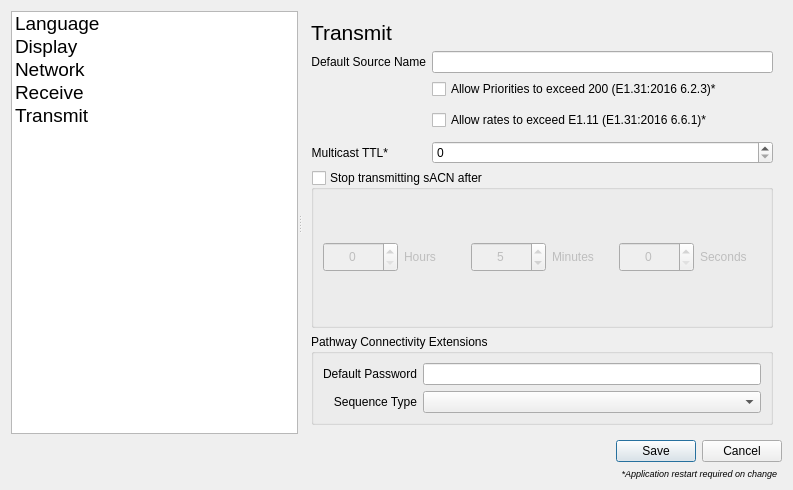
Above: ui/preferencesdialog.ui from docsteer/sacnview before the change. Below: the same form after it.
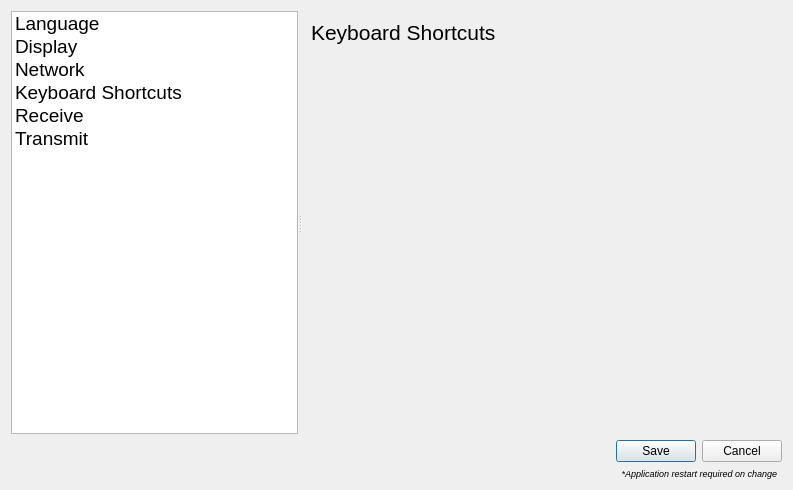
That is the form after the change. The open tabs and pages were chosen to show the change. Icons and pictures are not drawn.

Commit message:
Add configuration for keyboard shortcuts.
Initially just next/previous for channel check, but should enable more
in future.

What changed in the file:
```diff
--- a/ui/preferencesdialog.ui
+++ b/ui/preferencesdialog.ui
@@ -77,6 +77,15 @@
          <normaloff>:/preferences/pref_network.svg</normaloff>:/preferences/pref_network.svg</iconset>
        </property>
       </item>
+      <item>
+       <property name="text">
+        <string>Keyboard Shortcuts</string>
+       </property>
+       <property name="icon">
+        <iconset resource="../res/resources.qrc">
+         <normaloff>:/preferences/pref_keyboard.svg</normaloff>:/preferences/pref_keyboard.svg</iconset>
+       </property>
+      </item>
       <item>
        <property name="text">
         <string>Receive</string>
@@ -405,7 +414,46 @@
         </item>
        </layout>
       </widget>
-      <widget class="QWidget" name="page_4">
+      <widget class="QWidget" name="pageKeyboardShortcuts">
+       <layout class="QVBoxLayout" name="verticalLayout_13">
+        <item>
+         <widget class="QLabel" name="label_17">
+          <property name="font">
+           <font>
+            <pointsize>16</pointsize>
+           </font>
+          </property>
+          <property name="text">
+           <string>Keyboard Shortcuts</string>
+          </property>
+         </widget>
+        </item>
+        <item>
+         <widget class="QWidget" name="keyboardShortcutWidget" native="true">
+          <property name="sizePolicy">
+           <sizepolicy hsizetype="Expanding" vsizetype="Expanding">
+            <horstretch>0</horstretch>
+            <verstretch>0</verstretch>
+           </sizepolicy>
+          </property>
+         </widget>
+        </item>
+        <item>
+         <spacer name="verticalSpacer">
+          <property name="orientation">
+           <enum>Qt::Orientation::Vertical</enum>
+          </property>
+          <property name="sizeHint" stdset="0">
+           <size>
+            <width>20</width>
+            <height>40</height>
+           </size>
+          </property>
+         </spacer>
+        </item>
+       </layout>
+      </widget>
+      <widget class="QWidget" name="pageRecieve">
        <layout class="QVBoxLayout" name="verticalLayout">
         <item>
          <widget class="QLabel" name="label_14">
```
Left out of the diff: 10 changed lines with no effect on the pictures. The commit also changes 7 other files.
